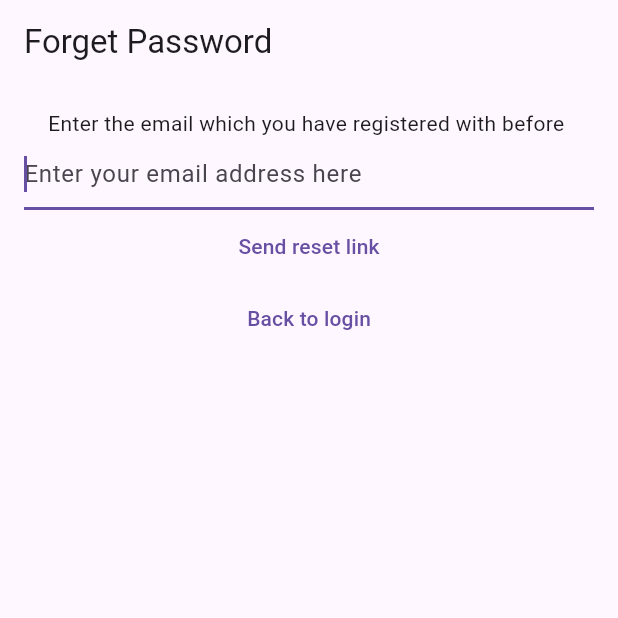
After one commit to Pawankumar-1998/Notes_Application, a Flutter app: the screen it shows after launch, after a tap on "Forgot password ?", on a phone screen of 412 x 824 dp, the top half of it. The commit adds this screen. Run offline on Flutter 3.47's test engine with Material 3 defaults, Android fonts, the phone set to English and light mode, and no system bars; our stand-ins replace bloc, cloud_firestore, equatable, firebase_auth, firebase_core, flutter_bloc and 1 more; accounts and stored records are empty; network calls fail.

Commit message:
adding the login password functionality

```diff
--- a/lib/main.dart
+++ b/lib/main.dart
@@ -6,6 +6,7 @@ import 'package:mynotes/services/auth/bloc/auth_bloc.dart';
 import 'package:mynotes/services/auth/bloc/auth_event.dart';
 import 'package:mynotes/services/auth/bloc/auth_state.dart';
 import 'package:mynotes/services/auth/firebase_auth_provider.dart';
+import 'package:mynotes/views/forgot_password_view.dart';
 import 'package:mynotes/views/login_view.dart';
 import 'package:mynotes/views/note/create_update_note_view.dart';
 import 'package:mynotes/views/note/notes_view.dart';
@@ -59,6 +60,8 @@ class HomePage extends StatelessWidget {
           return const VerifyEmailView();
         } else if (state is AuthStateLoggedOut) {
           return const LoginView();
+        } else if (state is AuthStateForgotPasword) {
+          return const ForgotPasswordView();
         } else if (state is AuthStateRegistering) {
           return const RegisterView();
         } else {
--- a/lib/services/auth/auth_provider.dart
+++ b/lib/services/auth/auth_provider.dart
@@ -17,4 +17,6 @@ abstract class AuthProvider {
   Future<void> logOut();
 
   Future<void> sendEmailVerification();
+
+  Future<void> sendPasswordResetEmail({required String toEmail});
 }
--- a/lib/services/auth/auth_service.dart
+++ b/lib/services/auth/auth_service.dart
@@ -39,4 +39,8 @@ class AuthService implements AuthProvider {
 
   @override
   Future<void> initialize() => provider.initialize();
+
+  @override
+  Future<void> sendPasswordResetEmail({required String toEmail}) =>
+      provider.sendPasswordResetEmail(toEmail: toEmail);
 }
--- a/lib/services/auth/bloc/auth_bloc.dart
+++ b/lib/services/auth/bloc/auth_bloc.dart
@@ -6,6 +6,48 @@ import 'package:mynotes/services/auth/bloc/auth_state.dart';
 class AuthBloc extends Bloc<AuthEvent, AuthState> {
   AuthBloc(AuthProvider provider)
       : super(const AuthStateUninitialized(isLoading: true)) {
+    // this is for the forgot password
+    on<AuthEventForgetPassoword>(
+      (event, emit) async {
+        // emit this default state first
+        emit(const AuthStateForgotPasword(
+          exception: null,
+          hasSentEmail: false,
+          isLoading: false,
+        ));
+
+        // get the email for the event
+        final email = event.email;
+        if (email == null) {
+          return;
+        }
+
+        // this is the case when user want to actually send a email verification
+        emit(const AuthStateForgotPasword(
+          exception: null,
+          hasSentEmail: false,
+          isLoading: true,
+        ));
+
+        bool didSendEmail;
+        Exception? exception;
+        try {
+          await provider.sendPasswordResetEmail(toEmail: email);
+          didSendEmail = true;
+          exception = null;
+        } on Exception catch (e) {
+          didSendEmail = false;
+          exception = e;
+        }
+
+        emit(AuthStateForgotPasword(
+          exception: exception,
+          hasSentEmail: didSendEmail,
+          isLoading: false,
+        ));
+      },
+    );
+
     // this is for the send email verification
     on<AuthEventSendEmailVerification>(
       (event, emit) async {
--- a/lib/services/auth/bloc/auth_event.dart
+++ b/lib/services/auth/bloc/auth_event.dart
@@ -29,6 +29,12 @@ class AuthEventLogIn extends AuthEvent {
   const AuthEventLogIn(this.email, this.password);
 }
 
+class AuthEventForgetPassoword extends AuthEvent {
+  final String? email;
+
+  const AuthEventForgetPassoword({this.email});
+}
+
 class AuthEventLogOut extends AuthEvent {
   const AuthEventLogOut();
 }
--- a/lib/services/auth/bloc/auth_state.dart
+++ b/lib/services/auth/bloc/auth_state.dart
@@ -33,6 +33,17 @@ class AuthStateNeedsVerification extends AuthState {
       : super(isLoading: isLoading);
 }
 
+class AuthStateForgotPasword extends AuthState {
+  final Exception? exception;
+  final bool hasSentEmail;
+
+  const AuthStateForgotPasword({
+    required this.exception,
+    required this.hasSentEmail,
+    required bool isLoading,
+  }) : super(isLoading: isLoading);
+}
+
 class AuthStateLoggedOut extends AuthState with EquatableMixin {
   final Exception? exception;
   const AuthStateLoggedOut(
--- /dev/null
+++ b/lib/utilities/dialog/password_reset_dialog.dart
@@ -0,0 +1,13 @@
+import 'package:flutter/material.dart';
+import 'package:mynotes/utilities/dialog/generic_dialog.dart';
+
+Future<void> showPasswordResetSentDialog(BuildContext context) {
+  return showGenericDialog(
+    context: context,
+    title: 'Reset Password ',
+    content: 'Reset link has been sent to your email',
+    optionsBuilder: () => {
+      'OK': null,
+    },
+  );
+}
--- /dev/null
+++ b/lib/views/forgot_password_view.dart
@@ -0,0 +1,85 @@
+import 'package:flutter/material.dart';
+import 'package:flutter_bloc/flutter_bloc.dart';
+import 'package:mynotes/services/auth/bloc/auth_bloc.dart';
+import 'package:mynotes/services/auth/bloc/auth_event.dart';
+import 'package:mynotes/services/auth/bloc/auth_state.dart';
+import 'package:mynotes/utilities/dialog/error_dialog.dart';
+import 'package:mynotes/utilities/dialog/password_reset_dialog.dart';
+
+class ForgotPasswordView extends StatefulWidget {
+  const ForgotPasswordView({super.key});
+
+  @override
+  State<ForgotPasswordView> createState() => _ForgotPasswordViewState();
+}
+
+class _ForgotPasswordViewState extends State<ForgotPasswordView> {
+  late final TextEditingController _controller;
+
+  @override
+  void initState() {
+    _controller = TextEditingController();
+    super.initState();
+  }
+
+  @override
+  void dispose() {
+    _controller.dispose();
+    super.dispose();
+  }
+
+  @override
+  Widget build(BuildContext context) {
+    return BlocListener<AuthBloc, AuthState>(
+      listener: (context, state) async {
+        if (state is AuthStateForgotPasword) {
+          if (state.hasSentEmail) {
+            _controller.clear();
+            await showPasswordResetSentDialog(context);
+          }
+          if (state.exception != null) {
+            await showErrorDialog(
+              context,
+              'Please check the email and make sure you have registered before ',
+            );
+          }
+        }
+      },
+      child: Scaffold(
+        appBar: AppBar(
+          title: const Text('Forget Password'),
+        ),
+        body: Padding(
+          padding: const EdgeInsets.all(16.0),
+          child: Column(
+            children: [
+              const Text(
+                  'Enter the email which you have registered with before '),
+              TextField(
+                keyboardType: TextInputType.emailAddress,
+                autocorrect: false,
+                autofocus: true,
+                controller: _controller,
+                decoration: const InputDecoration(
+                    hintText: 'Enter your email address here '),
+              ),
+              TextButton(
+                  onPressed: () {
+                    final email = _controller.text;
+                    context
+                        .read<AuthBloc>()
+                        .add(AuthEventForgetPassoword(email: email));
+                  },
+                  child: const Text('Send reset link')),
+              TextButton(
+                  onPressed: () {
+                    context.read<AuthBloc>().add(const AuthEventLogOut());
+                  },
+                  child: const Text('Back to login')),
+            ],
+          ),
+        ),
+      ),
+    );
+  }
+}
--- a/lib/views/login_view.dart
+++ b/lib/views/login_view.dart
@@ -41,7 +41,8 @@ class _LoginViewState extends State<LoginView> {
       listener: (context, state) async {
         if (state is AuthStateLoggedOut) {
           if (state.exception is UserNotFoundAuthException) {
-            await showErrorDialog(context, 'user not found');
+            await showErrorDialog(
+                context, 'Cannot find a user with entered credentials !');
           } else if (state.exception is WrongPasswordAuthException) {
             await showErrorDialog(context, 'wrong-credentials');
           } else if (state.exception is GenericAuthException) {
@@ -80,6 +81,15 @@ class _LoginViewState extends State<LoginView> {
               child: const Text("Login"),
             ),
 
+            // this is for the reset view
+            TextButton(
+                onPressed: () {
+                  context
+                      .read<AuthBloc>()
+                      .add(const AuthEventForgetPassoword());
+                },
+                child: const Text('Forgot password ?')),
+
             // adding a new button to route to the register view
             TextButton(
                 onPressed: () {
```
Also changed, not shown: lib/services/auth/firebase_auth_provider.dart (+18 -0 lines).
